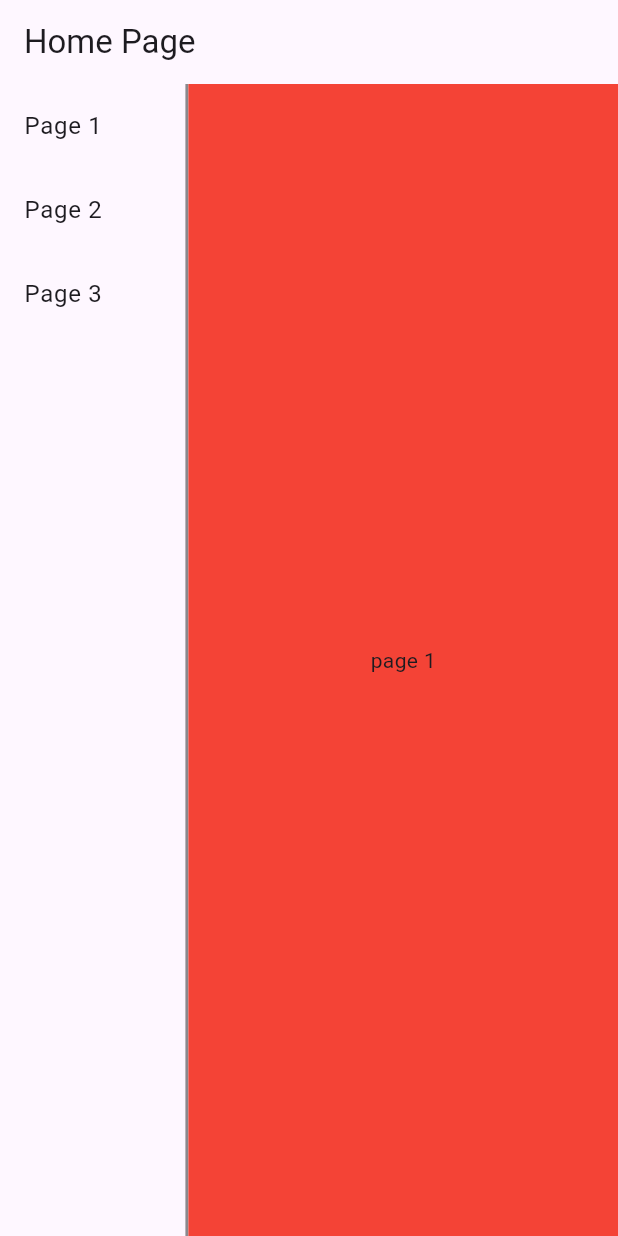
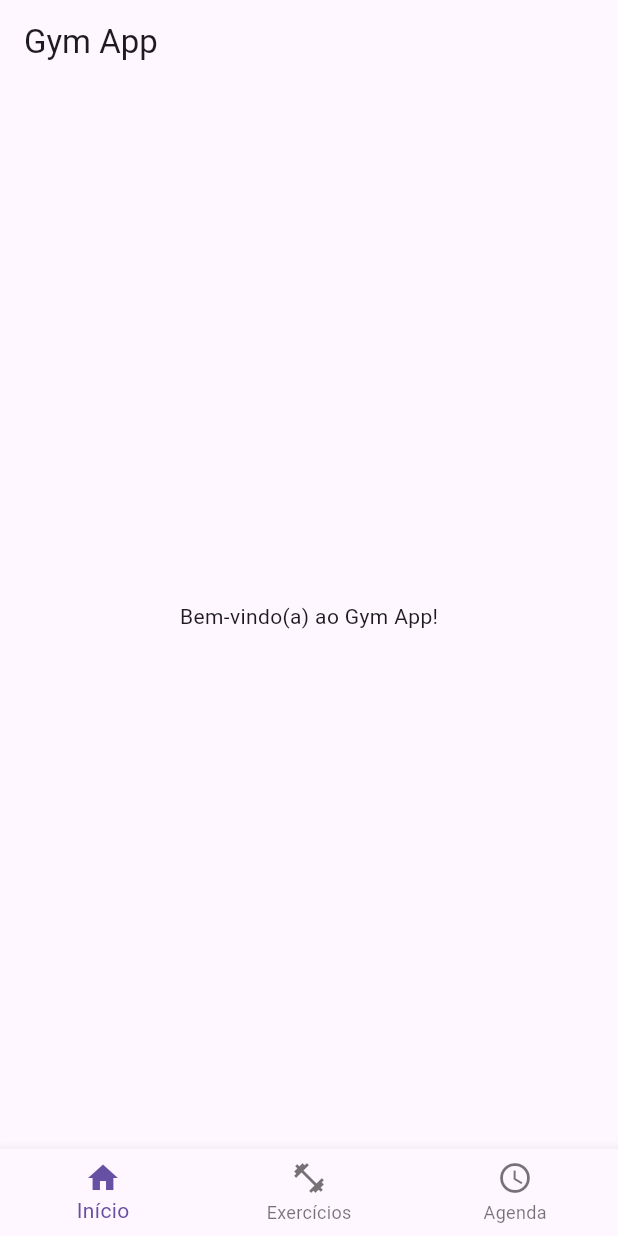
Before and after one commit to DiegoRodrigues76/gym_app, a Flutter app: the screen it shows after launch, on a phone screen of 412 x 824 dp. Run offline on Flutter 3.47's test engine with Material 3 defaults, Android fonts, the phone set to English and light mode, and no system bars; our stand-ins replace flutter_modular.

Commit message:
Add files via upload

```diff
--- a/lib/main.dart
+++ b/lib/main.dart
@@ -7,13 +7,13 @@ void main() {
 
 class AppWidget extends StatelessWidget {
   Widget build(BuildContext context) {
-    Modular.setInitialRoute('/page1');
-
     return MaterialApp.router(
-      title: 'My Smart App',
-      theme: ThemeData(primarySwatch: Colors.blue),
+      debugShowCheckedModeBanner: false,
+      title: 'Gym App',
+      theme: ThemeData(primarySwatch: Colors.blue
+      ),
       routerConfig: Modular.routerConfig,
-    );
+    ); //added by extension
   }
 }
 
@@ -23,150 +23,194 @@ class AppModule extends Module {
 
   @override
   void routes(r) {
-    r.child('/', child: (context) => HomePage(), children: [
-      ChildRoute('/page1', child: (context) => InternalPage(title: 'page 1', color: Colors.red)),
-      ChildRoute('/page2', child: (context) => InternalPage(title: 'page 2', color: Colors.amber)),
-      ChildRoute('/page3', child: (context) => InternalPage(title: 'page 3', color: Colors.green)),
-    ]);
+    r.child('/', child: (context) => MyHomePage());
+    // r.child('/second', child: (context) => SecondPage());
   }
 }
 
-class HomePage extends StatelessWidget {
+// class MyHomePage extends StatelessWidget {
+//   Widget build(BuildContext context) {
+//     return Scaffold(
+//       appBar: AppBar(title: Text('Home Page')),
+//       body: Center(
+//         child: ElevatedButton(
+//           onPressed: () => Modular.to.navigate('/second'),
+//           child: Text('Navigate to Second Page'),
+//         ),
+//       ),
+//     );
+//   }
+// }
+
+class MyHomePage extends StatefulWidget {
+  @override
+  _MyHomePageState createState() => _MyHomePageState();
+}
+
+class _MyHomePageState extends State<MyHomePage> {
+  int _currentIndex = 0;
+
+  final List<Widget> _children = [
+    WelcomeScreen(),
+    GymClasses(),
+    Schedule(),
+  ];
+
+  void onTabTapped(int index) {
+    setState(() {
+      _currentIndex = index;
+    });
+  }
+
+  @override
   Widget build(BuildContext context) {
-    final leading = SizedBox(
-      width: MediaQuery.of(context).size.width * 0.3,
-      child: Column(
-        children: [
-          ListTile(
-            title: Text('Page 1'),
-            onTap: () => Modular.to.navigate('/page1'),
+    return Scaffold(
+      appBar: AppBar(
+        title: Text('Gym App'),
+      ),
+      body: _children[_currentIndex],
+      bottomNavigationBar: BottomNavigationBar(
+        onTap: onTabTapped,
+        currentIndex: _currentIndex,
+        items: [
+          BottomNavigationBarItem(
+            icon: Icon(Icons.home),
+            label: 'Início',
           ),
-          ListTile(
-            title: Text('Page 2'),
-            onTap: () => Modular.to.navigate('/page2'),
+          BottomNavigationBarItem(
+            icon: Icon(Icons.fitness_center),
+            label: 'Exercícios',
           ),
-          ListTile(
-            title: Text('Page 3'),
-            onTap: () => Modular.to.navigate('/page3'),
+          BottomNavigationBarItem(
+            icon: Icon(Icons.schedule),
+            label: 'Agenda',
           ),
-        ],
-      ),
-    );
-
-    return Scaffold(
-      appBar: AppBar(title: Text('Home Page')),
-      body: Row(
-        children: [
-          leading,
-          Container(width: 2, color: Colors.black45),
-          Expanded(child: RouterOutlet()),
         ],
       ),
     );
   }
 }
 
-class InternalPage extends StatelessWidget {
-  final String title;
-  final Color color;
-  const InternalPage({Key? key, required this.title, required this.color}) : super(key: key);
-
-  Widget build(BuildContext context) {
-    return Material(
-      color: color,
-      child: Center(child: Text(title)),
-    );
-  }
-}
-
-class NavigatorHelper {
-  String getFirstRouteHistory(String path) {
-    var history = Modular.to.navigateHistory;
-
-    return history.first.name;
-  }
-}
-
-// import 'package:flutter/material.dart';
-
-// void main() {
-//   return runApp(ModularApp(module: AppModule(), child: AppWidget()));
-// }
-
-
-// class MyApp extends StatelessWidget {
-//   @override
-//   Widget build(BuildContext context) {
-//     return MaterialApp(
-//       debugShowCheckedModeBanner: false,
-//       title: 'Gym App',
-//       theme: ThemeData(
-//         primarySwatch: Colors.blue,
-//       ),
-//       home: MyHomePage(),
-//     );
-//   }
-// }
-
-// class MyHomePage extends StatefulWidget {
-//   @override
-//   _MyHomePageState createState() => _MyHomePageState();
-// }
-
-// class _MyHomePageState extends State<MyHomePage> {
-//   int _currentIndex = 0;
-
-//   final List<Widget> _children = [
-//     WelcomeScreen(),
-//     GymClasses(),
-//     Schedule(),
-//   ];
-
-//   void onTabTapped(int index) {
-//     setState(() {
-//       _currentIndex = index;
-//     });
-//   }
-
-//   @override
+// class SecondPage extends StatelessWidget {
 //   Widget build(BuildContext context) {
 //     return Scaffold(
-//       appBar: AppBar(
-//         title: Text('Gym App'),
-//       ),
-//       body: _children[_currentIndex],
-//       bottomNavigationBar: BottomNavigationBar(
-//         onTap: onTabTapped,
-//         currentIndex: _currentIndex,
-//         items: [
-//           BottomNavigationBarItem(
-//             icon: Icon(Icons.home),
-//             label: 'Menu',
-//           ),
-//           BottomNavigationBarItem(
-//             icon: Icon(Icons.fitness_center),
-//             label: 'Exercícios',
-//           ),
-//           BottomNavigationBarItem(
-//             icon: Icon(Icons.schedule),
-//             label: 'Agenda',
-//           ),
-//         ],
+//       appBar: AppBar(title: Text('Second Page')),
+//       body: Center(
+//         child: ElevatedButton(
+//           onPressed: () => Modular.to.navigate('/'),
+//           child: Text('Back to Home'),
+//         ),
 //       ),
 //     );
 //   }
 // }
 
-// class WelcomeScreen extends StatelessWidget {
-//   @override
-//   Widget build(BuildContext context) {
-//     return Center(
-//       child: Text('Bem-vindo(a) ao Gym App!'),
-//     );
-//   }
-// }
+class WelcomeScreen extends StatelessWidget {
+  @override
+  Widget build(BuildContext context) {
+    return Center(
+      child: Text('Bem-vindo(a) ao Gym App!'),
+    );
+  }
+}
 
-// class GymClasses extends StatelessWidget {
+
+class GymClasses extends StatelessWidget {
+    @override
+  Widget build(BuildContext context) {
+    return Scaffold(
+      appBar: AppBar(
+        title: Text('Lista de Exercícios'),
+      ),
+      body: ListView.builder(
+        itemCount: exerciseList.length,
+        itemBuilder: (context, index) {
+          final exercise = exerciseList[index];
+          return ListTile(
+            title: Text(exercise.name),
+            subtitle: Text('${exercise.sets} sets x ${exercise.reps} reps'),
+            onTap: () {
+              // Navegar para a tela de detalhes do exercício
+              Navigator.push(
+                context,
+                MaterialPageRoute(
+                  builder: (context) => ExerciseDetailPage(exercise),
+                ),
+              );
+            },
+          );
+        },
+      ),
+    );
+  }
+}
+
+class ExerciseDetailPage extends StatelessWidget {
+  final Exercise exercise;
+
+  ExerciseDetailPage(this.exercise);
+
+  @override
+  Widget build(BuildContext context) {
+    return Scaffold(
+      appBar: AppBar(
+        title: Text('Detalhes do Exercício'),
+      ),
+      body: Padding(
+        padding: EdgeInsets.all(16.0),
+        child: Column(
+          crossAxisAlignment: CrossAxisAlignment.start,
+          children: [
+            Text(
+              exercise.name,
+              style: TextStyle(fontSize: 24.0, fontWeight: FontWeight.bold),
+            ),
+            SizedBox(height: 10.0),
+            Text('Sets: ${exercise.sets}'),
+            Text('Reps: ${exercise.reps}'),
+            Text('Descrição: ${exercise.description}'),
+          ],
+        ),
+      ),
+    );
+  }
+}
+
+class Exercise {
+  final String name;
+  final int sets;
+  final int reps;
+  final String description;
+
+  Exercise({
+    required this.name,
+    required this.sets,
+    required this.reps,
+    required this.description,
+  });
+}
+
+final List<Exercise> exerciseList = [
+  Exercise(
+    name: 'Flexões',
+    sets: 3,
+    reps: 10,
+    description: 'Flexões para trabalhar o peito e os braços.',
+  ),
+  Exercise(
+    name: 'Agachamentos',
+    sets: 3,
+    reps: 12,
+    description: 'Agachamentos para trabalhar as pernas e os glúteos.',
+  ),
+  Exercise(
+    name: 'Prancha',
+    sets: 3,
+    reps: 30,
+    description: 'Prancha para fortalecer o core e melhorar a estabilidade.',
+  ),
+];
+
 //   @override
 //   Widget build(BuildContext context) {
 //     return Center(
@@ -175,11 +219,11 @@ class NavigatorHelper {
 //   }
 // }
 
-// class Schedule extends StatelessWidget {
-//   @override
-//   Widget build(BuildContext context) {
-//     return Center(
-//       child: Text('Agenda de Horários'),
-//     );
-//   }
-// }
+class Schedule extends StatelessWidget {
+  @override
+  Widget build(BuildContext context) {
+    return Center(
+      child: Text('Agenda de Horários'),
+    );
+  }
+}
```
